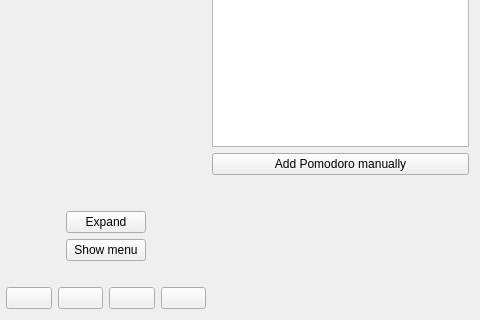
Qt form qt_gui/ui/mainwindow.ui (ravenvz/SprintTimer) before a commit; both pictures show x 269 to 749 and y 225 to 545 of the 749 by 545 pixel window.
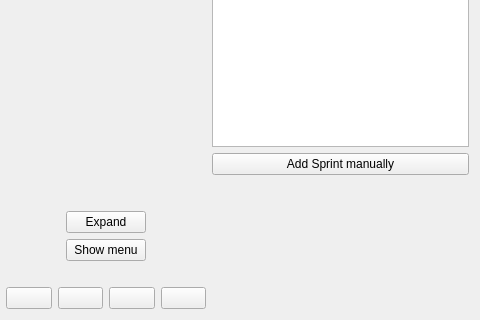
The same form after that commit. Icons and pictures are not drawn. Custom widgets are drawn as their Qt base class.

Diff of the .ui file:
```diff
--- a/qt_gui/ui/mainwindow.ui
+++ b/qt_gui/ui/mainwindow.ui
@@ -238,7 +238,7 @@
      <item row="2" column="2">
       <widget class="QPushButton" name="pbAddPomodoroManually">
        <property name="text">
-        <string>Add Pomodoro manually</string>
+        <string>Add Sprint manually</string>
        </property>
       </widget>
      </item>
```
Left out of the diff: 2 changed lines with no effect on the pictures.
